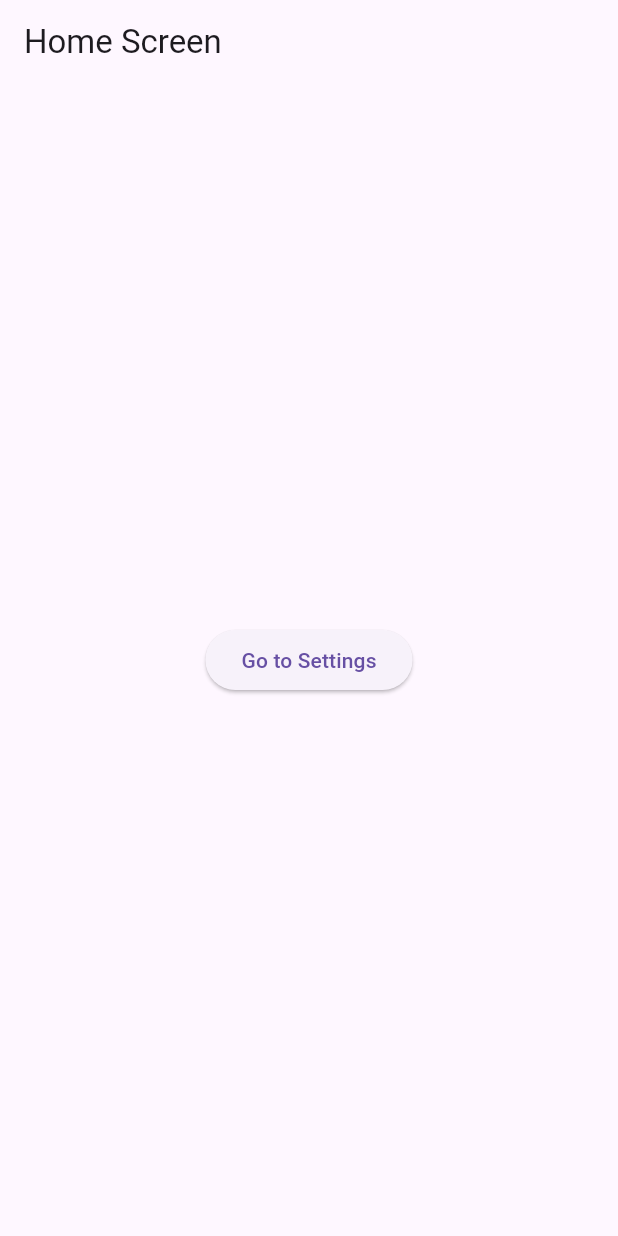
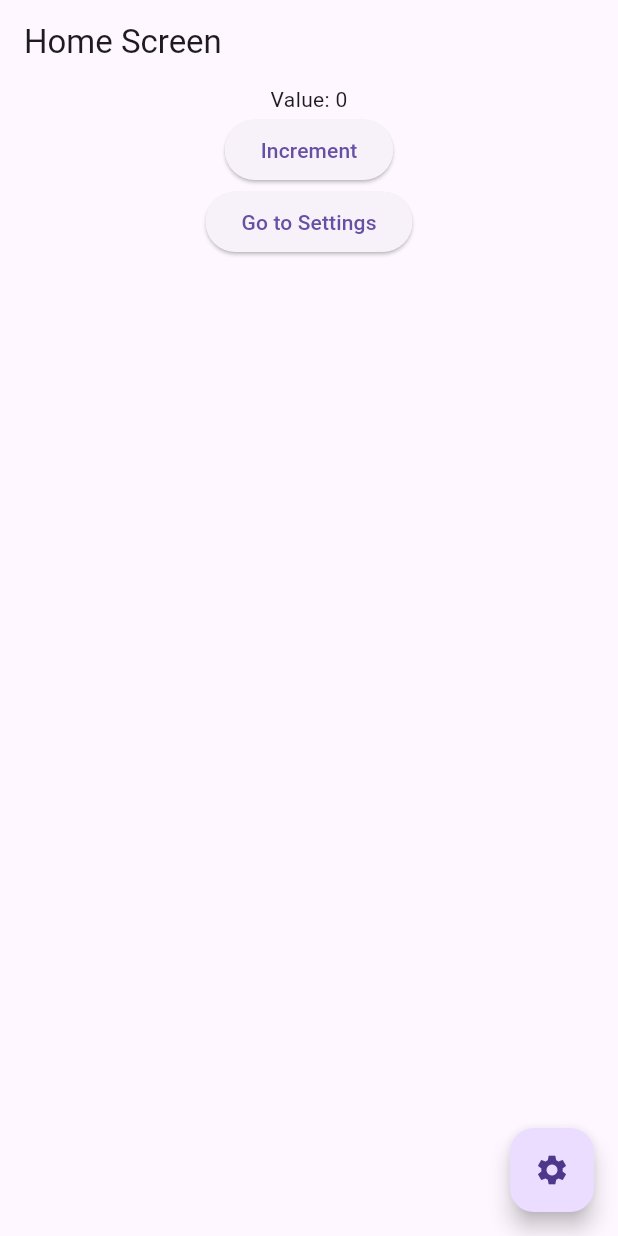
Before and after one commit to ashrafulhc/bold_bloc, a Flutter app: the screen it shows after launch, on a phone screen of 412 x 824 dp. Run offline on Flutter 3.47's test engine with Material 3 defaults, Android fonts, the phone set to English and light mode, and no system bars; our stand-ins replace auto_route, flutter_bloc, freezed_annotation, get_it, injectable; generated files the repository leaves out were written again.

Commit message:
feat: added bloc for state management

```diff
--- a/lib/injection/dependencies.dart
+++ b/lib/injection/dependencies.dart
@@ -4,7 +4,6 @@ import 'package:bold_bloc/presentation/routes/router.dart';
 class DependencyManager {
   static Future<void> inject() async {
     injector.registerLazySingleton<AppRouter>(() => AppRouter());
-
     await configureDependencies();
   }
 }
--- /dev/null
+++ b/lib/presentation/features/home/cubit/home_cubit.dart
@@ -0,0 +1,19 @@
+import 'package:flutter_bloc/flutter_bloc.dart';
+import 'package:freezed_annotation/freezed_annotation.dart';
+import 'package:injectable/injectable.dart';
+
+part 'home_state.dart';
+part 'home_cubit.freezed.dart';
+
+@injectable
+class HomeCubit extends Cubit<HomeState> {
+  HomeCubit() : super(const HomeState());
+
+  void increment() {
+    emit(state.copyWith(value: state.value + 1));
+  }
+
+  void decrement() {
+    emit(state.copyWith(value: state.value - 1));
+  }
+}
--- /dev/null
+++ b/lib/presentation/features/home/cubit/home_state.dart
@@ -0,0 +1,8 @@
+part of 'home_cubit.dart';
+
+@freezed
+class HomeState with _$HomeState {
+  const factory HomeState({
+    @Default(0) int value,
+  }) = _Initial;
+}
--- a/lib/presentation/features/home/home_screen.dart
+++ b/lib/presentation/features/home/home_screen.dart
@@ -1,6 +1,9 @@
+import 'package:bold_bloc/injection/injector.dart';
+import 'package:bold_bloc/presentation/features/home/cubit/home_cubit.dart';
 import 'package:bold_bloc/presentation/features/home/ui/home_body.dart';
 import 'package:flutter/material.dart';
 import 'package:auto_route/auto_route.dart';
+import 'package:flutter_bloc/flutter_bloc.dart';
 
 @RoutePage()
 class HomeScreen extends StatelessWidget {
@@ -8,6 +11,9 @@ class HomeScreen extends StatelessWidget {
 
   @override
   Widget build(BuildContext context) {
-    return const HomeBody();
+    return BlocProvider<HomeCubit>(
+      create: (context) => injector(),
+      child: const HomeBody(),
+    );
   }
 }
--- a/lib/presentation/features/home/ui/home_body.dart
+++ b/lib/presentation/features/home/ui/home_body.dart
@@ -1,23 +1,44 @@
 import 'package:auto_route/auto_route.dart';
+import 'package:bold_bloc/presentation/features/home/cubit/home_cubit.dart';
 import 'package:bold_bloc/presentation/routes/router.gr.dart';
 import 'package:flutter/material.dart';
+import 'package:flutter_bloc/flutter_bloc.dart';
 
 class HomeBody extends StatelessWidget {
   const HomeBody({super.key});
 
   @override
   Widget build(BuildContext context) {
+    final value = context.select((HomeCubit cubit) => cubit.state.value);
+
     return Scaffold(
       appBar: AppBar(
         title: const Text('Home Screen'),
       ),
       body: Center(
-        child: ElevatedButton(
-          onPressed: () {
-            context.router.push(const SettingsRoute());
-          },
-          child: const Text('Go to Settings'),
+        child: Column(
+          children: [
+            Text('Value: $value'),
+            ElevatedButton(
+              onPressed: () {
+                context.read<HomeCubit>().increment();
+              },
+              child: const Text('Increment'),
+            ),
+            ElevatedButton(
+              onPressed: () {
+                context.router.push(const SettingsRoute());
+              },
+              child: const Text('Go to Settings'),
+            ),
+          ],
         ),
+      ),
+      floatingActionButton: FloatingActionButton(
+        onPressed: () {
+          context.router.push(const UserSettingsRoute());
+        },
+        child: const Icon(Icons.settings),
       ),
     );
   }
--- /dev/null
+++ b/lib/presentation/features/settings/cubit/settings_cubit.dart
@@ -0,0 +1,19 @@
+import 'package:injectable/injectable.dart';
+import 'package:flutter_bloc/flutter_bloc.dart';
+import 'package:freezed_annotation/freezed_annotation.dart';
+
+part 'settings_state.dart';
+part 'settings_cubit.freezed.dart';
+
+@injectable
+class SettingsCubit extends Cubit<SettingsState> {
+  SettingsCubit() : super(const SettingsState());
+
+  void increment() {
+    emit(state.copyWith(value: state.value + 1));
+  }
+
+  void decrement() {
+    emit(state.copyWith(value: state.value - 1));
+  }
+}
--- a/lib/presentation/features/settings/ui/settings_body.dart
+++ b/lib/presentation/features/settings/ui/settings_body.dart
@@ -1,6 +1,8 @@
 import 'package:auto_route/auto_route.dart';
+import 'package:bold_bloc/presentation/features/settings/cubit/settings_cubit.dart';
 import 'package:bold_bloc/presentation/routes/router.gr.dart';
 import 'package:flutter/material.dart';
+import 'package:flutter_bloc/flutter_bloc.dart';
 
 @RoutePage(name: 'SettingsMainRoute')
 class SettingsBody extends StatelessWidget {
@@ -8,12 +10,15 @@ class SettingsBody extends StatelessWidget {
 
   @override
   Widget build(BuildContext context) {
+    final value = context.select((SettingsCubit cubit) => cubit.state.value);
     return Scaffold(
       appBar: AppBar(
         title: const Text('Settings Screen'),
       ),
       body: Column(
         children: <Widget>[
+          Text('Value: $value'),
+          const SizedBox(height: 16),
           ListTile(
             title: const Text('Home Settings'),
             leading: const Icon(Icons.home),
@@ -30,6 +35,12 @@ class SettingsBody extends StatelessWidget {
           ),
         ],
       ),
+      floatingActionButton: FloatingActionButton(
+        onPressed: () {
+          context.read<SettingsCubit>().increment();
+        },
+        child: const Icon(Icons.add),
+      ),
     );
   }
 }
--- a/lib/presentation/features/settings/ui/user_settings_page.dart
+++ b/lib/presentation/features/settings/ui/user_settings_page.dart
@@ -1,5 +1,7 @@
 import 'package:auto_route/auto_route.dart';
+import 'package:bold_bloc/presentation/features/settings/cubit/settings_cubit.dart';
 import 'package:flutter/material.dart';
+import 'package:flutter_bloc/flutter_bloc.dart';
 
 @RoutePage()
 class UserSettingsPage extends StatelessWidget {
@@ -7,12 +9,19 @@ class UserSettingsPage extends StatelessWidget {
 
   @override
   Widget build(BuildContext context) {
+    final value = context.select((SettingsCubit cubit) => cubit.state.value);
+
     return Scaffold(
       appBar: AppBar(
         title: const Text('User Settings Screen'),
       ),
-      body: const Center(
-        child: Text('Welcome to the User Settings Screen!'),
+      body: Center(
+        child: Column(
+          children: [
+            const Text('Welcome to the User Settings Screen!'),
+            Text('Value: $value}'),
+          ],
+        ),
       ),
     );
   }
```
Also changed, not shown: lib/main.dart (+29 -0 lines), lib/presentation/features/settings/cubit/settings_state.dart (added, +8 -0 lines), lib/presentation/features/settings/settings_screen.dart (+7 -1 lines), lib/injection/injector.config.dart (deleted), lib/presentation/routes/router.gr.dart (deleted), pubspec.lock (deleted), 1 other file.
